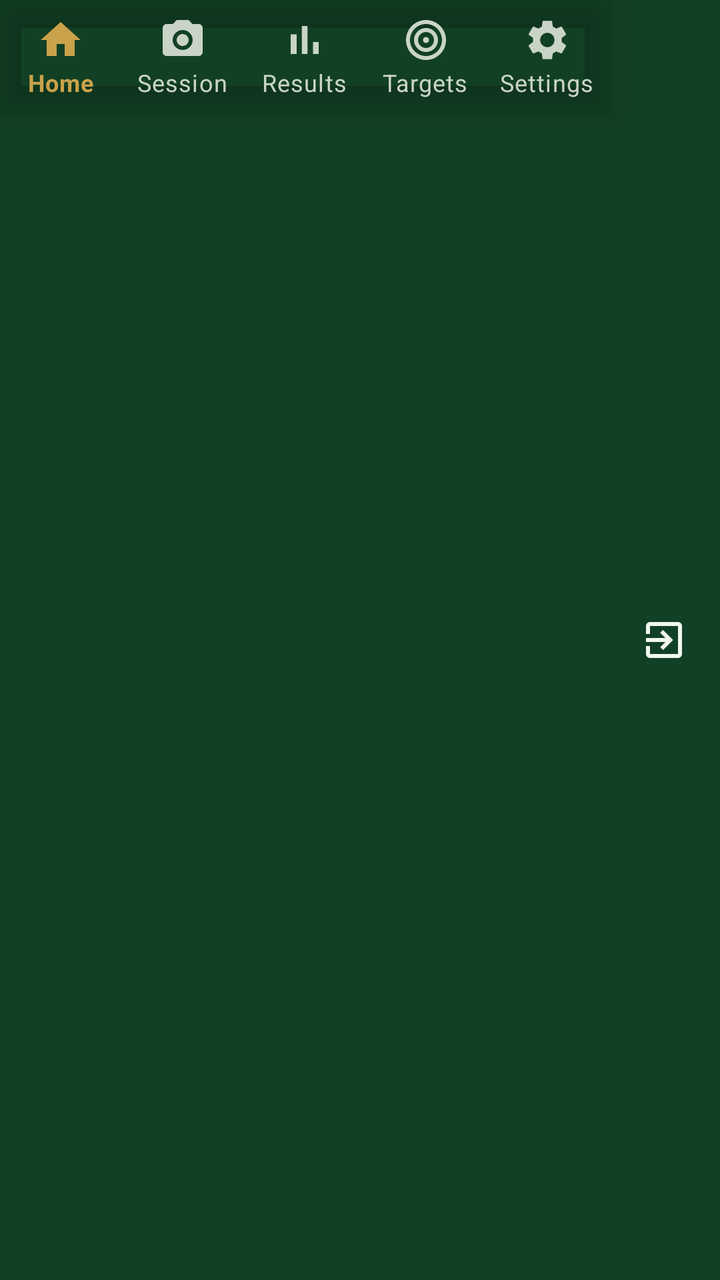
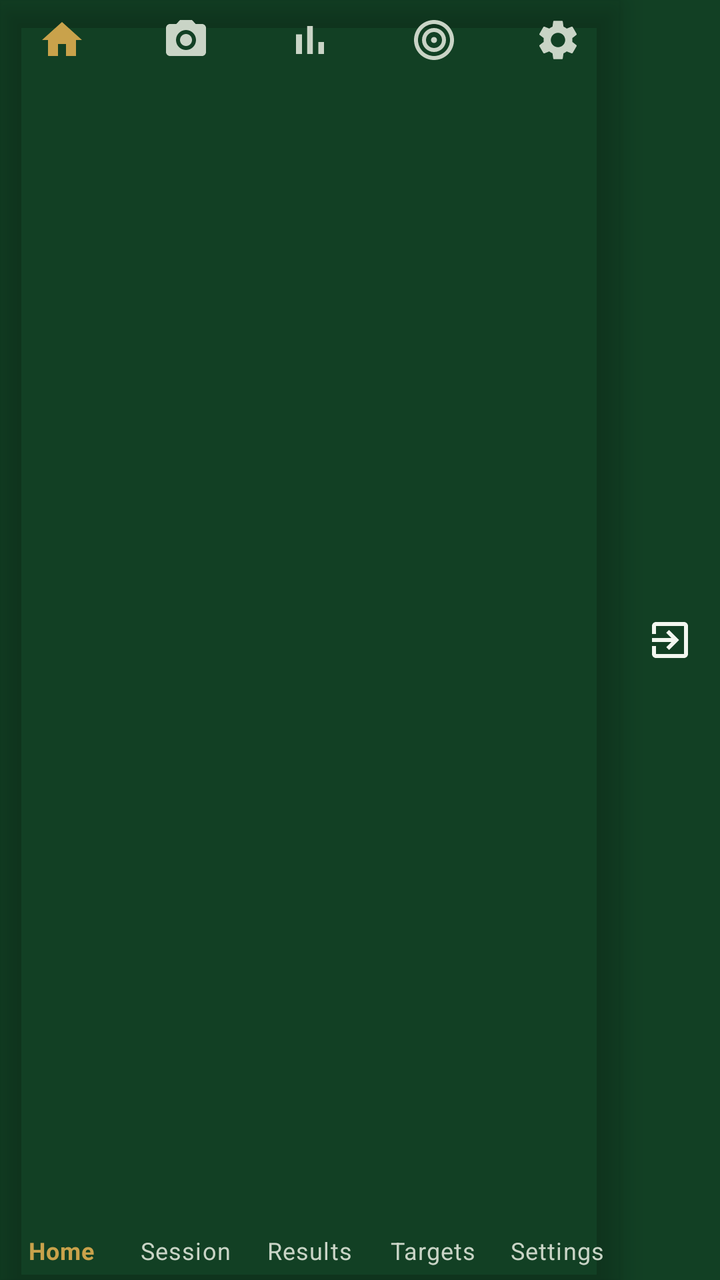

The first picture is an Android layout as it rendered before a commit; the second is the same layout after the commit. The layout source and the unified diff follow.
<!-- AndroidManifest.xml: application theme Theme.STS -->
<!-- res/layout/include_bottom_nav.xml -->
<?xml version="1.0" encoding="utf-8"?>
<LinearLayout xmlns:android="http://schemas.android.com/apk/res/android"
    xmlns:app="http://schemas.android.com/apk/res-auto"
    android:layout_width="match_parent"
    android:layout_height="wrap_content"
    android:orientation="horizontal"
    android:background="?attr/colorSurface">

    <com.google.android.material.bottomnavigation.BottomNavigationView
        android:id="@+id/bottomNav"
        android:layout_width="0dp"
        android:layout_weight="1"
        android:layout_height="wrap_content"
        android:background="@android:color/transparent"
        app:itemIconTint="@color/bottom_nav_item"
        app:itemTextColor="@color/bottom_nav_item"
        app:labelVisibilityMode="labeled"
        app:menu="@menu/bottom_nav_menu" />

    <LinearLayout
        android:id="@+id/btnExit"
        android:layout_width="56dp"
        android:layout_height="match_parent"
        android:orientation="vertical"
        android:gravity="center"
        android:background="?attr/selectableItemBackgroundBorderless"
        android:contentDescription="@string/nav_exit">

        
        <ImageView
            android:layout_width="24dp"
            android:layout_height="24dp"
            android:src="@drawable/ic_nav_exit"
            app:tint="?android:attr/textColorPrimary"
            android:importantForAccessibility="no" />
    </LinearLayout>
</LinearLayout>
<!-- resources referenced by this layout -->
<resources>
  <!-- drawable ic_nav_exit (drawable) -->
  <vector xmlns:android="http://schemas.android.com/apk/res/android"
      android:width="24dp" android:height="24dp"
      android:viewportWidth="24" android:viewportHeight="24">
      <path android:fillColor="@android:color/white" android:pathData="M10.09,15.59L11.5,17l5,-5 -5,-5 -1.41,1.41L12.67,11H3v2h9.67l-2.58,2.59zM19,3H5c-1.11,0 -2,0.9 -2,2v4h2V5h14v14H5v-4H3v4c0,1.1 0.89,2 2,2h14c1.1,0 2,-0.9 2,-2V5c0,-1.1 -0.9,-2 -2,-2z" />
  </vector>
  <string name="nav_exit">Exit</string>
  <style name="Theme.STS" parent="Theme.STS.Dark" />
  <style name="Theme.STS.Dark" parent="Theme.STS.Base">
          <item name="android:windowBackground">@color/dark_bg</item>
          <item name="colorSurface">@color/dark_surface</item>
          <item name="colorPrimary">@color/dark_accent</item>
          <item name="colorSecondary">@color/dark_accent</item>
          <item name="colorAccent">@color/dark_accent</item>
          <item name="colorOnPrimary">@color/dark_on_accent</item>
          <item name="colorOnSecondary">@color/dark_on_accent</item>
          <item name="android:colorBackground">@color/dark_surface</item>
          <item name="android:textColorPrimary">@color/dark_text</item>
          <item name="android:textColorSecondary">@color/dark_text_dim</item>
          <item name="android:textColorTertiary">#C9D4C6</item>
          <item name="android:textColorHint">#A6B2A4</item>
          <item name="colorOnSurface">@color/dark_text</item>
          <item name="colorOnBackground">@color/dark_text</item>
      </style>
  <style name="Theme.STS.Base" parent="Theme.MaterialComponents.NoActionBar">
          <item name="android:statusBarColor">@color/dark_bg</item>
      </style>
  <color name="dark_bg">#0B2818</color>
  <color name="dark_surface">#124024</color>
  <color name="dark_accent">#C9A24B</color>
  <color name="dark_on_accent">#141008</color>
  <color name="dark_text">#F2F7F0</color>
  <color name="dark_text_dim">#C9D4C6</color>
</resources>

<!-- the commit's change to res/layout/include_bottom_nav.xml (unified diff, before → after) -->
@@ -2,7 +2,7 @@
 <LinearLayout xmlns:android="http://schemas.android.com/apk/res/android"
     xmlns:app="http://schemas.android.com/apk/res-auto"
     android:layout_width="match_parent"
-    android:layout_height="wrap_content"
+    android:layout_height="52dp"
     android:orientation="horizontal"
     android:background="?attr/colorSurface">
 
@@ -10,7 +10,7 @@
         android:id="@+id/bottomNav"
         android:layout_width="0dp"
         android:layout_weight="1"
-        android:layout_height="wrap_content"
+        android:layout_height="match_parent"
         android:background="@android:color/transparent"
         app:itemIconTint="@color/bottom_nav_item"
         app:itemTextColor="@color/bottom_nav_item"
@@ -19,7 +19,7 @@
 
     <LinearLayout
         android:id="@+id/btnExit"
-        android:layout_width="56dp"
+        android:layout_width="50dp"
         android:layout_height="match_parent"
         android:orientation="vertical"
         android:gravity="center"
